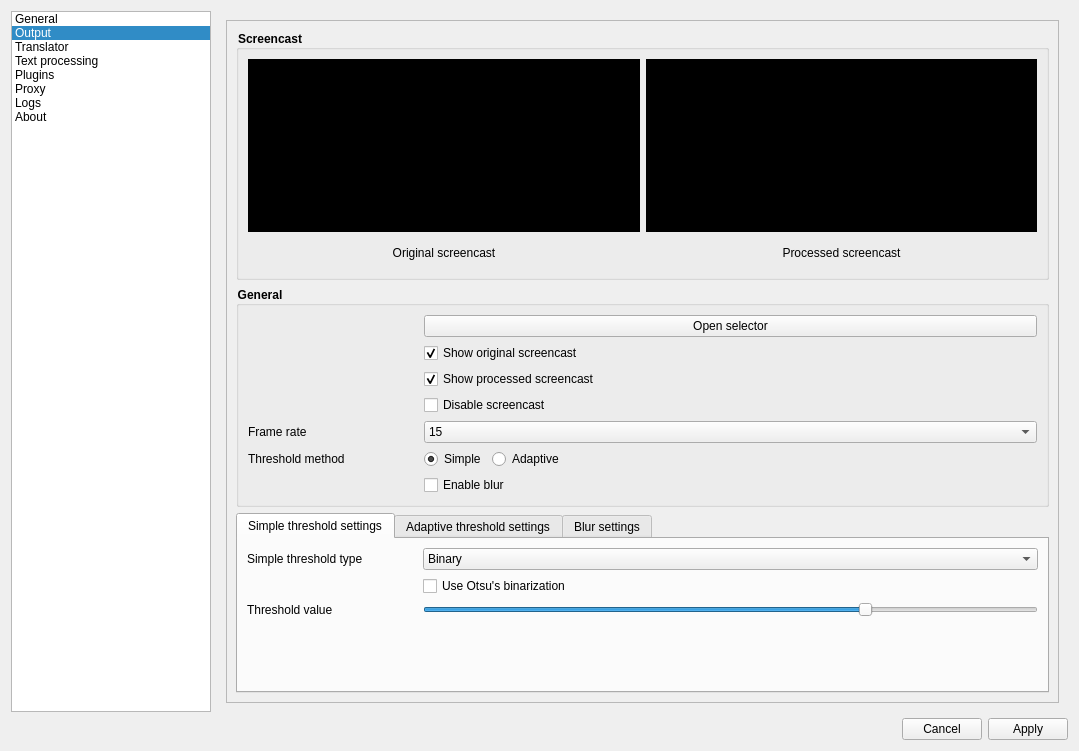
First picture: the form in src/UI/forms/mainwindow.ui, repository Kirizaku/AurexTranslator, before the edit.
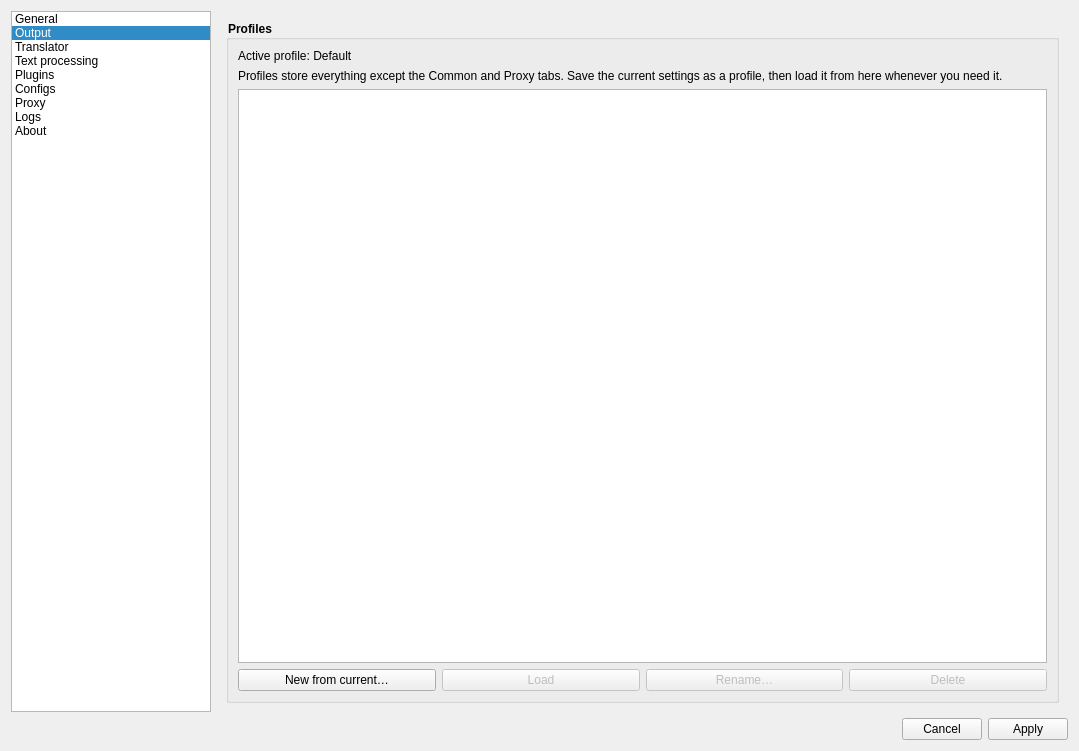
Second picture: the form after the edit. The open tabs and pages were chosen to show the change. Custom widgets are drawn as their Qt base class.

Commit message: feat: add named config profiles

Diff of the .ui file:
```diff
--- a/src/UI/forms/mainwindow.ui
+++ b/src/UI/forms/mainwindow.ui
@@ -64,6 +64,11 @@
          <string>Plugins</string>
         </property>
        </item>
+       <item>
+        <property name="text">
+         <string>Configs</string>
+        </property>
+       </item>
        <item>
         <property name="text">
          <string>Proxy</string>
@@ -1328,6 +1333,85 @@
          </item>
         </layout>
        </widget>
+       <widget class="QWidget" name="configsPage">
+        <layout class="QVBoxLayout" name="verticalLayout_configs">
+         <item>
+          <widget class="QGroupBox" name="configsProfilesBox">
+           <property name="styleSheet">
+            <string notr="true">QGroupBox {
+font-weight: 700;
+}</string>
+           </property>
+           <property name="title">
+            <string>Profiles</string>
+           </property>
+           <layout class="QVBoxLayout" name="verticalLayout_configs2">
+            <item>
+             <widget class="QLabel" name="configsActiveLabel">
+              <property name="text">
+               <string>Active profile: Default</string>
+              </property>
+             </widget>
+            </item>
+            <item>
+             <widget class="QLabel" name="configsHintLabel">
+              <property name="text">
+               <string>Profiles store everything except the Common and Proxy tabs. Save the current settings as a profile, then load it from here whenever you need it.</string>
+              </property>
+              <property name="wordWrap">
+               <bool>true</bool>
+              </property>
+             </widget>
+            </item>
+            <item>
+             <widget class="QListWidget" name="configsListWidget"/>
+            </item>
+            <item>
+             <layout class="QHBoxLayout" name="horizontalLayout_configs">
+              <item>
+               <widget class="QPushButton" name="configsNewButton">
+                <property name="text">
+                 <string>New from current…</string>
+                </property>
+               </widget>
+              </item>
+              <item>
+               <widget class="QPushButton" name="configsLoadButton">
+                <property name="enabled">
+                 <bool>false</bool>
+                </property>
+                <property name="text">
+                 <string>Load</string>
+                </property>
+               </widget>
+              </item>
+              <item>
+               <widget class="QPushButton" name="configsRenameButton">
+                <property name="enabled">
+                 <bool>false</bool>
+                </property>
+                <property name="text">
+                 <string>Rename…</string>
+                </property>
+               </widget>
+              </item>
+              <item>
+               <widget class="QPushButton" name="configsDeleteButton">
+                <property name="enabled">
+                 <bool>false</bool>
+                </property>
+                <property name="text">
+                 <string>Delete</string>
+                </property>
+               </widget>
+              </item>
+             </layout>
+            </item>
+           </layout>
+          </widget>
+         </item>
+        </layout>
+       </widget>
        <widget class="QWidget" name="proxyPage">
         <layout class="QVBoxLayout" name="verticalLayout_7">
          <item>
```
Left out of the diff: 22 changed lines with no effect on the pictures. The commit also changes 13 other files.
